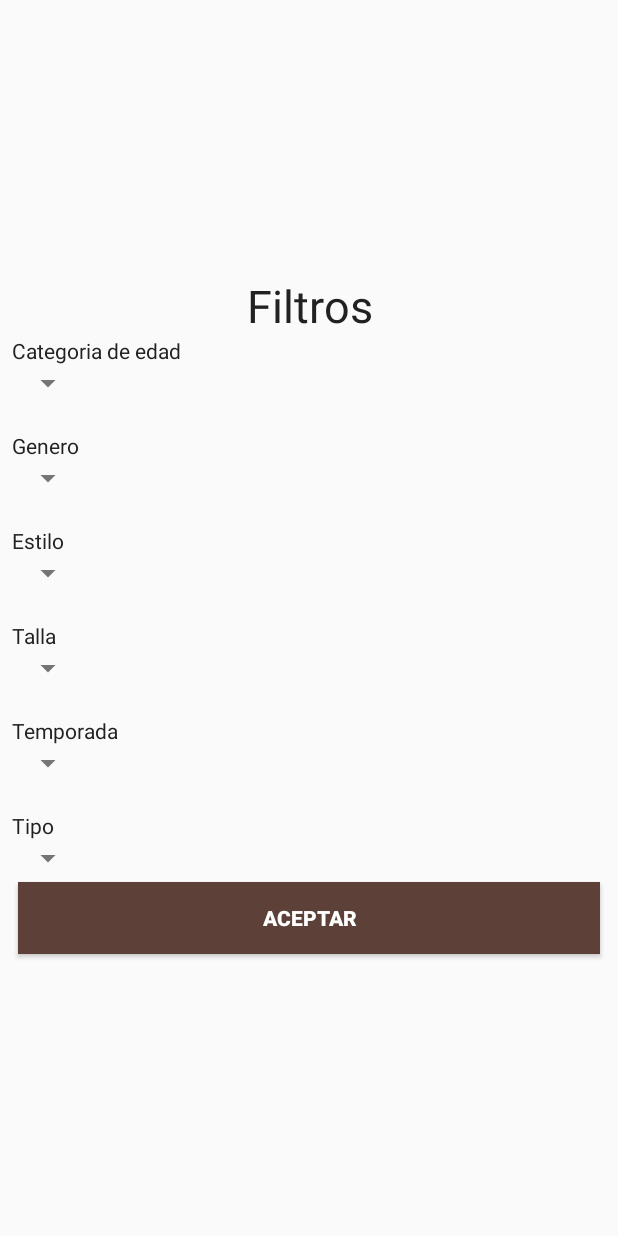
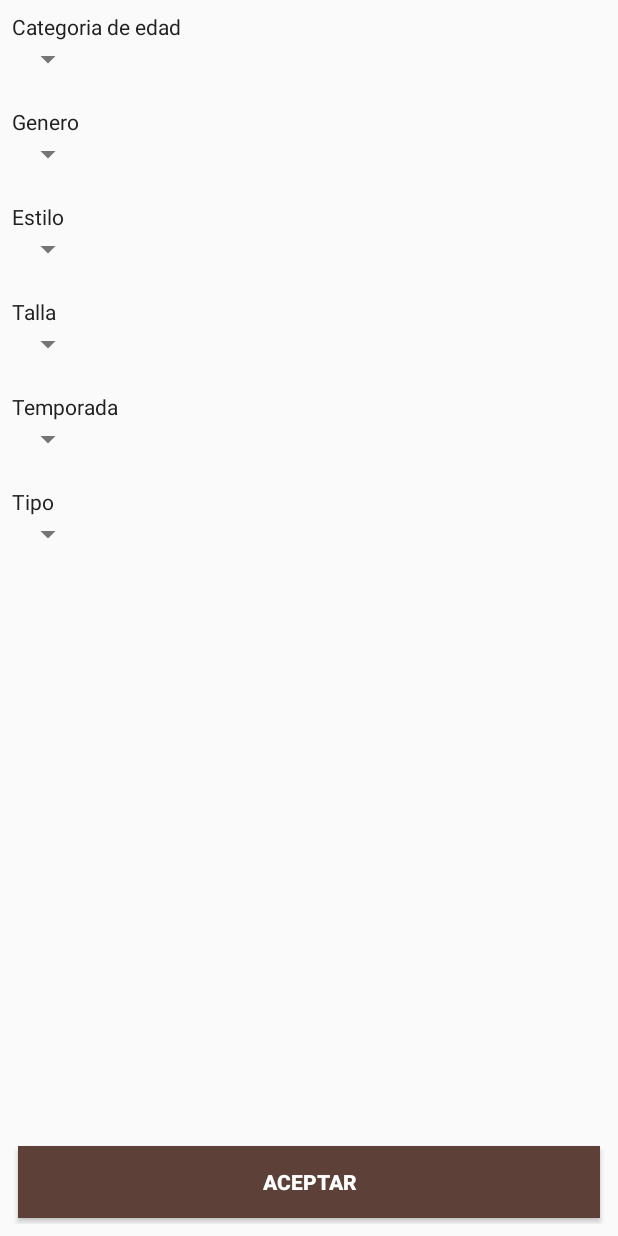
Before and after one commit to Masdz/Kenti, an Android app: the layout activity_filtros.xml on its own in the app's theme, with its tools: preview values and no code run, on a phone screen of 412 x 824 dp. Run offline under Robolectric (Android 15) with nearby library versions, the phone set to English and light mode, and no system bars; network calls fail.

Commit message:
arreglar pantalla de filtros

```diff
--- a/app/src/main/AndroidManifest.xml
+++ b/app/src/main/AndroidManifest.xml
@@ -32,7 +32,10 @@
             android:name=".CombinarActivity"
             android:label="@string/title_activity_combinar"
             android:theme="@style/AppTheme"/>
-        <activity android:name=".FiltrosActivity"></activity>
+        <activity android:name=".FiltrosActivity"
+            android:label="@string/filtros">
+
+        </activity>
     </application>
 
 </manifest>
--- a/app/src/main/res/layout/activity_filtros.xml
+++ b/app/src/main/res/layout/activity_filtros.xml
@@ -1,26 +1,30 @@
 <?xml version="1.0" encoding="utf-8"?>
-<LinearLayout xmlns:android="http://schemas.android.com/apk/res/android"
+<RelativeLayout xmlns:android="http://schemas.android.com/apk/res/android"
     xmlns:app="http://schemas.android.com/apk/res-auto"
     xmlns:tools="http://schemas.android.com/tools"
     android:layout_width="match_parent"
     android:layout_height="match_parent"
     android:gravity="center"
-    android:orientation="vertical"
     android:padding="8dp"
     tools:context="kenti.kaktia.com.kenti.FiltrosActivity">
 
+    <Button
+        android:id="@+id/filtrosbotonaceptar"
+        style="@style/Boton"
+        android:layout_alignParentBottom="true"
+        android:layout_centerHorizontal="true"
+        android:text="@string/aceptar" />
+
     <ScrollView
+        android:id="@+id/filtrosContainer"
         android:layout_width="match_parent"
-        android:layout_height="wrap_content">
+        android:layout_height="match_parent"
+        android:layout_above="@+id/filtrosbotonaceptar">
 
         <LinearLayout
-            android:layout_width="match_parent"
-            android:layout_height="match_parent"
+            android:layout_width="wrap_content"
+            android:layout_height="wrap_content"
             android:orientation="vertical">
-
-            <TextView
-                style="@style/Titulo"
-                android:text="@string/filtros" />
 
             <TextView
                 style="@style/Etiqueta"
@@ -100,8 +104,4 @@
 
     </ScrollView>
 
-    <Button
-        android:id="@+id/filtrosbotonaceptar"
-        style="@style/Boton"
-        android:text="@string/aceptar" />
-</LinearLayout>
+</RelativeLayout>
```
Also changed, not shown: app/src/main/java/kenti/kaktia/com/kenti/FiltrosActivity.java (+14 -36 lines), app/src/main/java/kenti/kaktia/com/kenti/adaptadores/Filtro.java (+2 -75 lines).
